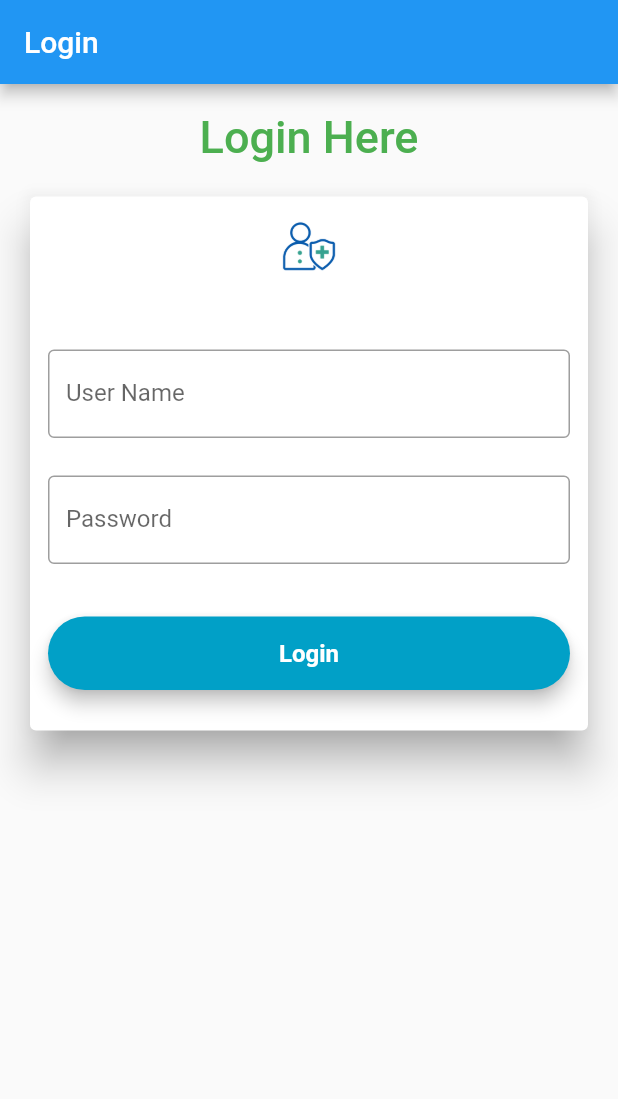
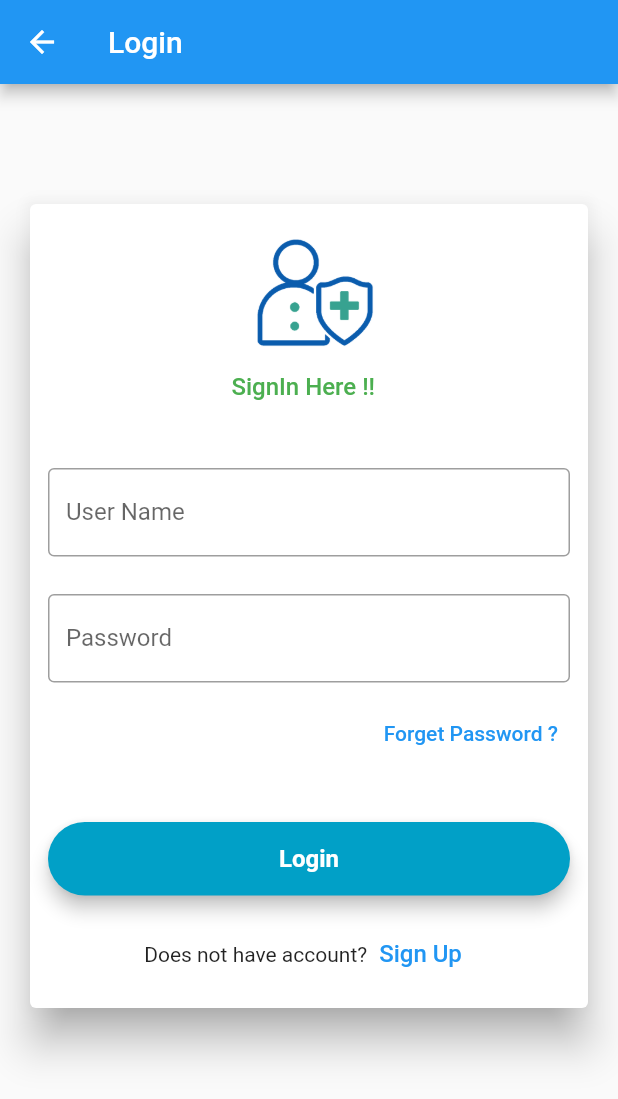
Before and after one commit to UsamaHaf/FirstProject, a Flutter app: the screen it shows after launch, on a phone screen of 412 x 824 dp. Shown: the top 1099 px of the screen. Run offline on Flutter 3.47's test engine with Material 2 defaults, Android fonts, the light colour scheme and no system bars; our stand-ins replace carousel_slider.

Commit message:
initial commit

```diff
--- a/lib/main.dart
+++ b/lib/main.dart
@@ -1,5 +1,6 @@
 import 'package:flutter/material.dart';
 import 'package:flutter/cupertino.dart';
+import 'Registration.dart';
 
 void main() {
   runApp(MaterialApp(
@@ -7,6 +8,11 @@ void main() {
     title: "Chat App",
     home: HomePage(),
   ));
+}
+
+void _navigateToSignUp(BuildContext context) {
+  Navigator.of(context)
+      .push(MaterialPageRoute(builder: (context) => Registration()));
 }
 
 class HomePage extends StatelessWidget {
@@ -19,6 +25,14 @@ class HomePage extends StatelessWidget {
       ),
     );
 
+    final forgetPassword = TextButton(
+      child: Text(
+        'Forget Password ?',
+        textAlign: TextAlign.right,
+      ),
+      onPressed: () {},
+    );
+
     final passwordField = TextField(
       obscureText: true,
       decoration: InputDecoration(
@@ -26,7 +40,7 @@ class HomePage extends StatelessWidget {
         labelText: 'Password',
       ),
     );
-    final loginButon = Material(
+    final loginButton = Material(
       elevation: 5.0,
       borderRadius: BorderRadius.circular(30.0),
       color: Color(0xff01A0C7),
@@ -49,21 +63,21 @@ class HomePage extends StatelessWidget {
     return Scaffold(
       appBar: AppBar(
         title: Text("Login"),
+        leading: IconButton(
+          onPressed: () {
+            Navigator.of(context).pop();
+          },
+          icon: Icon(
+            Icons.arrow_back,
+            color: Colors.white,
+          ),
+        ),
       ),
       body: Padding(
         padding: const EdgeInsets.all(8.0),
         child: ListView(
           children: <Widget>[
-            Container(
-                alignment: Alignment.center,
-                padding: EdgeInsets.all(10),
-                child: Text(
-                  'Login Here',
-                  style: TextStyle(
-                      color: Colors.green,
-                      fontWeight: FontWeight.w500,
-                      fontSize: 30),
-                )),
+            Container(child: SizedBox(height: 60)),
             Container(
               child: Padding(
                 padding: const EdgeInsets.all(8.0),
@@ -73,27 +87,60 @@ class HomePage extends StatelessWidget {
                   child: Padding(
                     padding: const EdgeInsets.all(12.0),
                     child: Column(
-                      crossAxisAlignment: CrossAxisAlignment.center,
+                      crossAxisAlignment: CrossAxisAlignment.end,
                       mainAxisAlignment: MainAxisAlignment.center,
                       children: [
-                        SizedBox(
-                          height: 45.0,
+                        Container(
+                          width: 100,
+                          height: 100,
+                          margin: const EdgeInsets.fromLTRB(0, 0, 120, 0),
+                          alignment: Alignment.centerLeft,
+                          decoration: BoxDecoration(),
                           child: Image.asset(
                             "assets/ic_login.png",
-                            fit: BoxFit.contain,
+                            fit: BoxFit.cover,
                           ),
                         ),
+                        Container(
+                            margin: const EdgeInsets.fromLTRB(0, 0, 130, 0),
+                            child: Text(
+                              'SignIn Here !!',
+                              style: TextStyle(
+                                  color: Colors.green,
+                                  fontWeight: FontWeight.w500,
+                                  fontSize: 16),
+                            )),
                         SizedBox(height: 45.0),
                         emailField,
                         SizedBox(height: 25.0),
                         passwordField,
                         SizedBox(
+                          height: 10.0,
+                        ),
+                        forgetPassword,
+                        SizedBox(
                           height: 35.0,
                         ),
-                        loginButon,
+                        loginButton,
                         SizedBox(
                           height: 15.0,
                         ),
+                        Container(
+                            child: Row(
+                          children: <Widget>[
+                            Text('Does not have account?'),
+                            TextButton(child: Text(
+                                'Sign Up',
+                                style: TextStyle(fontSize: 16),
+                              ),
+                              onPressed: () {
+                                _navigateToSignUp(context);
+                                //signup screen
+                              },
+                            )
+                          ],
+                          mainAxisAlignment: MainAxisAlignment.center,
+                        )),
                       ],
                     ),
                   ),
--- a/pubspec.yaml
+++ b/pubspec.yaml
@@ -28,6 +28,7 @@ dependencies:
   # The following adds the Cupertino Icons font to your application.
   # Use with the CupertinoIcons class for iOS style icons.
   cupertino_icons: ^1.0.2
+  carousel_slider: ^4.0.0
 
 dev_dependencies:
   flutter_test:
```
Also changed, not shown: lib/Blogs.dart (added, +213 -0 lines), lib/Registration.dart (added, +164 -0 lines), assets/ic_menu.png (added), pubspec.lock, 1 other file.
